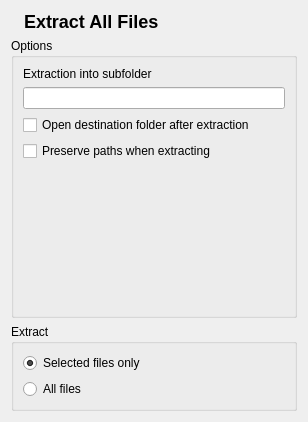
Qt form part/extractiondialog.ui (metellius/ark-interface-changes) before a commit.
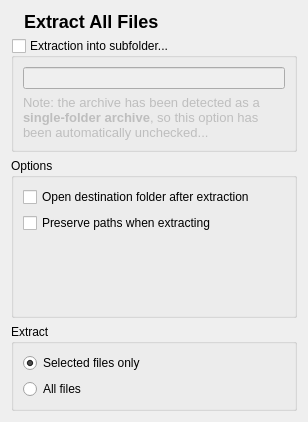
The same form after that commit. Icons and pictures are not drawn. Custom widgets are drawn as their Qt base class.

Commit message: The extract method now also uses the variantmap properly

What changed in the file:
```diff
--- a/part/extractiondialog.ui
+++ b/part/extractiondialog.ui
@@ -65,6 +65,48 @@
      </item>
     </layout>
    </item>
+   <item>
+    <widget class="QGroupBox" name="singleFolderGroup" >
+     <property name="title" >
+      <string>Extraction into subfolder...</string>
+     </property>
+     <property name="checkable" >
+      <bool>true</bool>
+     </property>
+     <property name="checked" >
+      <bool>false</bool>
+     </property>
+     <layout class="QVBoxLayout" name="verticalLayout" >
+      <item>
+       <widget class="KLineEdit" name="subfolder" >
+        <property name="sizePolicy" >
+         <sizepolicy vsizetype="Fixed" hsizetype="Expanding" >
+          <horstretch>0</horstretch>
+          <verstretch>0</verstretch>
+         </sizepolicy>
+        </property>
+        <property name="showClearButton" stdset="0" >
+         <bool>true</bool>
+        </property>
+       </widget>
+      </item>
+      <item>
+       <widget class="QLabel" name="singleFolderWarning" >
+        <property name="text" >
+         <string>&lt;!DOCTYPE HTML PUBLIC "-//W3C//DTD HTML 4.0//EN" "http://www.w3.org/TR/REC-html40/strict.dtd">
+&lt;html>&lt;head>&lt;meta name="qrichtext" content="1" />&lt;style type="text/css">
+p, li { white-space: pre-wrap; }
+&lt;/style>&lt;/head>&lt;body style=" font-family:'Bitstream Vera Sans'; font-size:10pt; font-weight:400; font-style:normal;">
+&lt;p style=" margin-top:0px; margin-bottom:0px; margin-left:0px; margin-right:0px; -qt-block-indent:0; text-indent:0px;">Note: the archive has been detected as a &lt;span style=" font-weight:600;">single-folder archive&lt;/span>, so this option has been automatically unchecked...&lt;/p>&lt;/body>&lt;/html></string>
+        </property>
+        <property name="wordWrap" >
+         <bool>true</bool>
+        </property>
+       </widget>
+      </item>
+     </layout>
+    </widget>
+   </item>
    <item>
     <widget class="QGroupBox" name="groupBox" >
      <property name="sizePolicy" >
@@ -77,32 +119,6 @@
       <string>Options</string>
      </property>
      <layout class="QGridLayout" name="gridLayout" >
-      <item row="0" column="0" >
-       <widget class="QLabel" name="subFolderLabel" >
-        <property name="sizePolicy" >
-         <sizepolicy vsizetype="Preferred" hsizetype="Expanding" >
-          <horstretch>0</horstretch>
-          <verstretch>0</verstretch>
-         </sizepolicy>
-        </property>
-        <property name="text" >
-         <string>Extraction into subfolder</string>
-        </property>
-       </widget>
-      </item>
-      <item row="1" column="0" >
-       <widget class="KLineEdit" name="subfolder" >
-        <property name="sizePolicy" >
-         <sizepolicy vsizetype="Fixed" hsizetype="Expanding" >
-          <horstretch>0</horstretch>
-          <verstretch>0</verstretch>
-         </sizepolicy>
-        </property>
-        <property name="showClearButton" stdset="0" >
-         <bool>true</bool>
-        </property>
-       </widget>
-      </item>
       <item row="2" column="0" >
        <widget class="QCheckBox" name="openFolderCheckBox" >
         <property name="sizePolicy" >
```
Left out of the diff: 5 changed lines with no effect on the pictures. The commit also changes 2 other files.
